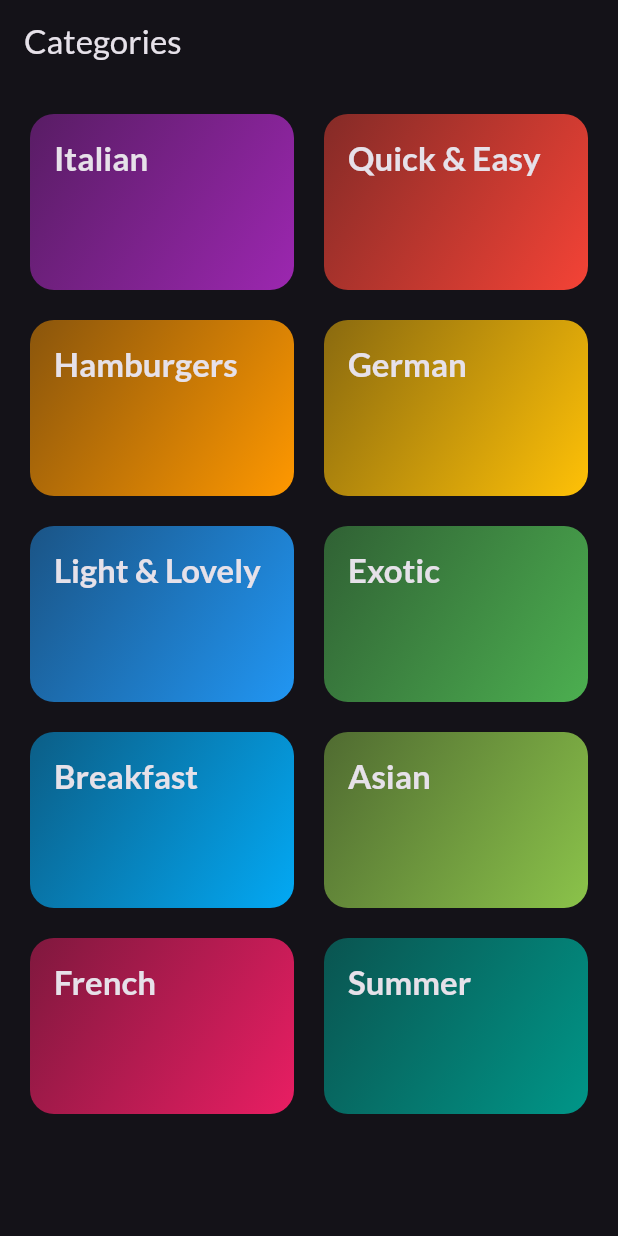
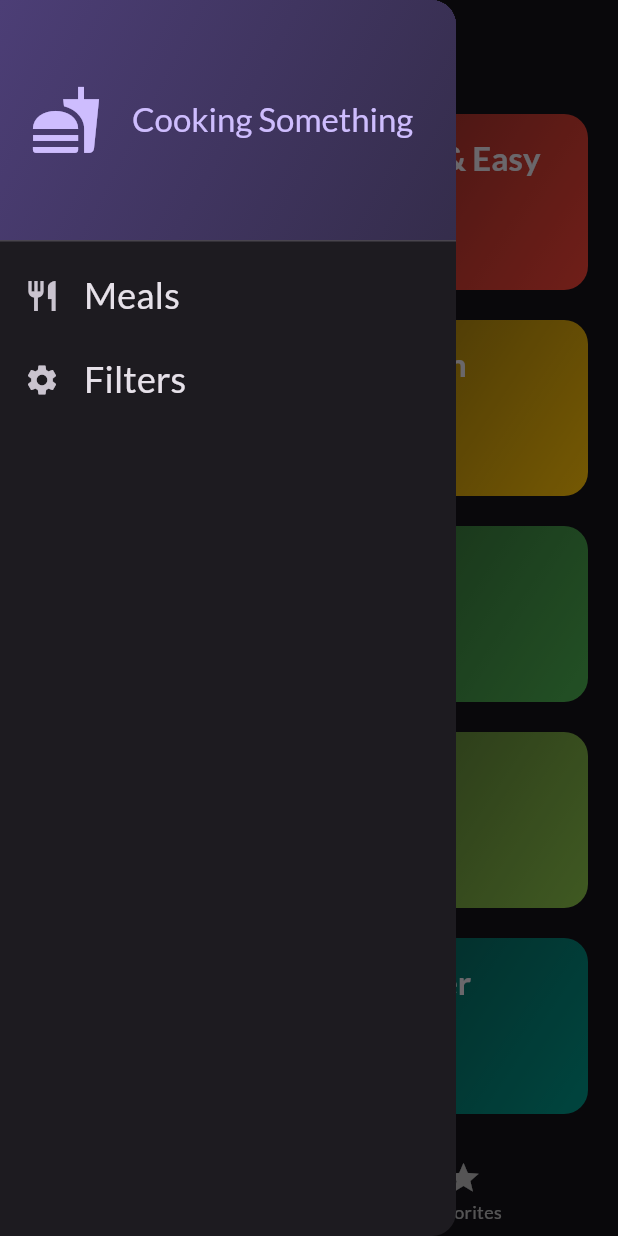
Before and after one commit to diegoalonsonm/flutter_meals, a Flutter app: the screen it shows after launch, with the side drawer open (before the commit the screen has no drawer), on a phone screen of 412 x 824 dp. Run offline on Flutter 3.47's test engine with Material 3 defaults, Android fonts, the phone set to English and light mode, and no system bars; our stand-ins replace google_fonts, transparent_image.

Commit message:
filters functionality

```diff
--- a/lib/main.dart
+++ b/lib/main.dart
@@ -1,5 +1,5 @@
 import 'package:flutter/material.dart';
-import 'package:flutter_meals/screens/categories.dart';
+import 'package:flutter_meals/screens/tabs.dart';
 
 import 'package:google_fonts/google_fonts.dart';
 
@@ -23,7 +23,7 @@ class App extends StatelessWidget {
   Widget build(BuildContext context) {
     return MaterialApp(
       theme: theme,
-      home: const CategoriesScreeen(),
+      home: const TabsScreen(),
     );
   }
 }
--- a/lib/screens/categories.dart
+++ b/lib/screens/categories.dart
@@ -1,30 +1,31 @@
 import 'package:flutter/material.dart';
 import 'package:flutter_meals/data/data.dart';
 import 'package:flutter_meals/models/category.dart';
+import 'package:flutter_meals/models/meal.dart';
 import 'package:flutter_meals/screens/meals.dart';
 import 'package:flutter_meals/widgets/category_grid_item.dart';
 
 class CategoriesScreeen extends StatelessWidget {
-  const CategoriesScreeen({super.key});
+  const CategoriesScreeen({super.key, required this.onToggleFavorite, required this.tabFilteredMeals});
+
+  final void Function(Meal meal) onToggleFavorite;
+  final List<Meal> tabFilteredMeals;
 
   void _selectCategory(BuildContext context, Category category) {
-    final filteredMeals = availableMeals.where((meal) => meal.categories.contains(category.id)).toList();
+    final filteredMeals = tabFilteredMeals.where((meal) => meal.categories.contains(category.id)).toList();
 
     Navigator.push(context, MaterialPageRoute(
       builder: (ctx) => MealsScreen(
         title: category.title,
-        meals: filteredMeals
+        meals: filteredMeals,
+        onToggleFavorite: onToggleFavorite,
       )
     ));
   }
 
   @override
   Widget build(BuildContext context) {
-    return Scaffold(
-      appBar: AppBar(
-        title: const Text('Categories')
-      ),
-      body: GridView(
+    return GridView(
       padding: const EdgeInsets.all(20),
       gridDelegate: const SliverGridDelegateWithFixedCrossAxisCount(
         crossAxisCount: 2,
@@ -41,7 +42,6 @@ class CategoriesScreeen extends StatelessWidget {
             }
           )
       ]
-      )
     );
   }
 }
--- /dev/null
+++ b/lib/screens/tabs.dart
@@ -0,0 +1,127 @@
+import 'package:flutter/material.dart';
+import 'package:flutter_meals/data/data.dart';
+import 'package:flutter_meals/models/meal.dart';
+import 'package:flutter_meals/screens/categories.dart';
+import 'package:flutter_meals/screens/filters.dart';
+import 'package:flutter_meals/screens/meals.dart';
+import 'package:flutter_meals/widgets/main_drawer.dart';
+
+const kInitialFilters = {
+  Filter.glutenFree: false,
+  Filter.lactoseFree: false,
+  Filter.vegeterian: false,
+  Filter.vegan: false
+};
+
+class TabsScreen extends StatefulWidget {
+  const TabsScreen({super.key});
+
+  @override
+  State<TabsScreen> createState() {
+    return _TabsScreenState();
+  }
+}
+
+class _TabsScreenState extends State<TabsScreen> {
+  int _selectedPageIndex = 0;
+  final List<Meal> _favoriteMeals = [];
+  Map<Filter, bool> _selectedFilters = kInitialFilters;
+
+  void _showInfoMessage(String message) {
+    ScaffoldMessenger.of(context).clearSnackBars();
+    ScaffoldMessenger.of(context).showSnackBar(SnackBar(
+      content: Text(message),
+    ));
+  }
+
+  void _toggleFavorite(Meal meal) {
+    final isExisting = _favoriteMeals.contains(meal);
+
+    if (isExisting) {
+      setState(() {
+        _favoriteMeals.remove(meal);
+        _showInfoMessage('No longer marked as a favorite');
+      });
+    } else {
+      setState(() {
+        _favoriteMeals.add(meal);
+        _showInfoMessage('Marked as a favorite');
+      });
+    }
+  }
+
+  void _selectPage(int index) {
+    setState(() {
+      _selectedPageIndex = index;
+    });
+  }
+
+  void _setScreen(String identifier) async {
+    Navigator.of(context).pop();
+
+    if (identifier == 'filters') {
+      final result = await Navigator.push<Map<Filter, bool>>(
+          context, MaterialPageRoute(builder: (ctx) => FiltersScreen(currentFilters: _selectedFilters)));
+
+      setState(() {
+        _selectedFilters = result ?? kInitialFilters;
+      });
+    }
+  }
+
+  @override
+  Widget build(BuildContext context) {
+    final preFilterAvailableMeals = availableMeals.where((meal) {
+      if (_selectedFilters[Filter.glutenFree]! && !meal.isGlutenFree) {
+        return false;
+      }
+
+      if (_selectedFilters[Filter.lactoseFree]! && !meal.isLactoseFree) {
+        return false;
+      }
+
+      if (_selectedFilters[Filter.vegeterian]! && !meal.isVegetarian) {
+        return false;
+      }
+
+      if (_selectedFilters[Filter.vegan]! && !meal.isVegan) {
+        return false;
+      }
+
+      return true;
+    }).toList();
+
+    Widget activePage = CategoriesScreeen(
+      onToggleFavorite: _toggleFavorite,
+      tabFilteredMeals: preFilterAvailableMeals,
+    );
+    var activePageTitle = 'Pick a Category';
+
+    if (_selectedPageIndex == 1) {
+      activePage =
+          MealsScreen(meals: _favoriteMeals, onToggleFavorite: _toggleFavorite);
+      activePageTitle = 'Your Favorites';
+    }
+
+    return Scaffold(
+      appBar: AppBar(
+        title: Text(activePageTitle),
+      ),
+      drawer: MainDrawer(
+        onSelectScreen: _setScreen,
+      ),
+      body: activePage,
+      bottomNavigationBar: BottomNavigationBar(
+        onTap: (index) {
+          _selectPage(index);
+        },
+        currentIndex: _selectedPageIndex,
+        items: const [
+          BottomNavigationBarItem(
+              icon: Icon(Icons.set_meal), label: 'Categories'),
+          BottomNavigationBarItem(icon: Icon(Icons.star), label: 'Favorites')
+        ],
+      ),
+    );
+  }
+}
--- /dev/null
+++ b/lib/widgets/main_drawer.dart
@@ -0,0 +1,72 @@
+import 'package:flutter/material.dart';
+
+class MainDrawer extends StatelessWidget {
+  const MainDrawer({super.key, required this.onSelectScreen});
+
+  final void Function(String identifier) onSelectScreen;
+
+  @override
+  Widget build(BuildContext context) {
+    return Drawer(
+      child: Column(
+        children: [
+          DrawerHeader(
+            padding: const EdgeInsets.all(20),
+            decoration: BoxDecoration(
+              gradient: LinearGradient(
+                colors: [
+                  Theme.of(context).colorScheme.primaryContainer,
+                  Theme.of(context).colorScheme.primaryContainer.withOpacity(0.5)
+                ],
+                begin: Alignment.topLeft,
+                end: Alignment.bottomRight,
+              )
+            ),
+            child: Row(
+              children: [
+                Icon(
+                  Icons.fastfood,
+                  size: 48,
+                  color: Theme.of(context).colorScheme.primary,
+                ),
+                const SizedBox(width: 20),
+                Text(
+                  'Cooking Something',
+                  style: Theme.of(context).textTheme.titleLarge!.copyWith(
+                    color: Theme.of(context).colorScheme.primary,
+                  ),
+                )
+              ],
+            ),
+          ),
+          ListTile(
+            leading: const Icon(Icons.restaurant),
+            title: Text(
+              'Meals',
+              style: Theme.of(context).textTheme.titleSmall!.copyWith(
+                color: Theme.of(context).colorScheme.onSurface,
+                fontSize: 24
+              ),
+            ),
+            onTap: () {
+              onSelectScreen('meals');
+            },
+          ),
+          ListTile(
+            leading: const Icon(Icons.settings),
+            title: Text(
+              'Filters',
+              style: Theme.of(context).textTheme.titleSmall!.copyWith(
+                color: Theme.of(context).colorScheme.onSurface,
+                fontSize: 24
+              ),
+            ),
+            onTap: () {
+              onSelectScreen('filters');
+            },
+          ),
+        ],
+      ),
+    );
+  }
+}
```
Also changed, not shown: lib/screens/filters.dart (added, +101 -0 lines), lib/screens/meal_detail.dart (added, +74 -0 lines), lib/screens/meals.dart (+14 -9 lines), lib/widgets/filter_item.dart (added, +32 -0 lines), lib/widgets/meal_item.dart (+39 -7 lines), lib/widgets/meal_item_trait.dart (added, +26 -0 lines). Lines whose indentation alone changed are shown as unchanged.
